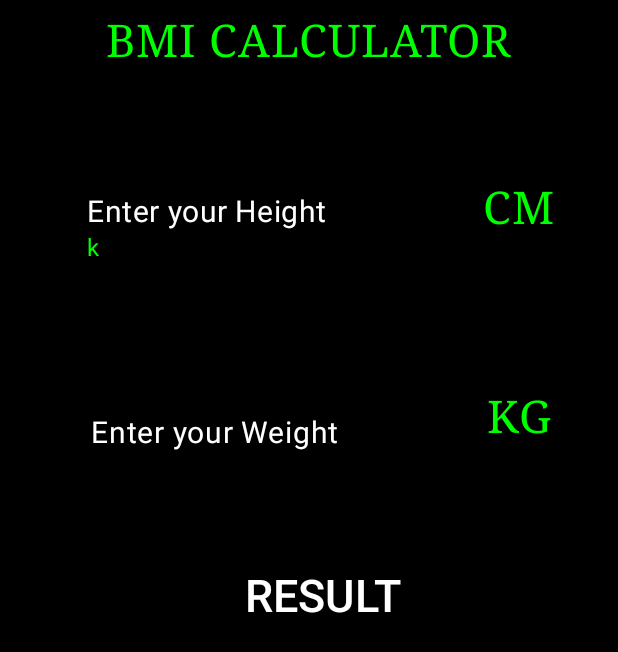
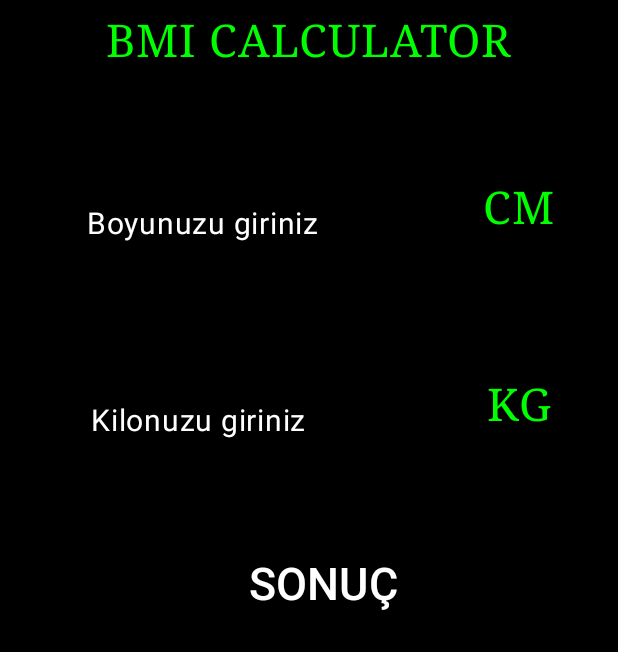
Before and after one commit to MuhammedAliYakisik/BMIApp, an Android app built with Jetpack Compose: the DetailScreen screen opened through its navigation route, on a phone screen of 412 x 824 dp. Shown: the top 652 px of the screen. Run offline under Robolectric (Android 15) with nearby library versions, the phone set to English and light mode, and no system bars.

Commit message:
Null Control and send arguments with navigation

```diff
--- a/app/src/main/java/com/example/bmiapp/MainActivity.kt
+++ b/app/src/main/java/com/example/bmiapp/MainActivity.kt
@@ -13,6 +13,7 @@ import androidx.compose.ui.Modifier
 import androidx.compose.ui.graphics.toArgb
 import androidx.compose.ui.tooling.preview.Preview
 import androidx.core.view.WindowCompat
+import androidx.navigation.NavGraph
 import com.example.bmiapp.Navigation.NavigatonGraph
 import com.example.bmiapp.ui.theme.BMIAppTheme
 
--- a/app/src/main/java/com/example/bmiapp/Navigation/NavGraph.kt
+++ b/app/src/main/java/com/example/bmiapp/Navigation/NavGraph.kt
@@ -1,13 +1,14 @@
 package com.example.bmiapp.Navigation
 
 import androidx.compose.runtime.Composable
+import androidx.navigation.NavType
 import androidx.navigation.compose.NavHost
 import androidx.navigation.compose.composable
 import androidx.navigation.compose.rememberNavController
+import androidx.navigation.navArgument
 import com.example.bmiapp.ResultScreen
 import com.example.bmiapp.Screens.DetailScreen
 import com.example.bmiapp.Screens.HomeScreen
-import kotlinx.coroutines.flow.combine
 
 @Composable
 fun NavigatonGraph(){
@@ -26,8 +27,18 @@ fun NavigatonGraph(){
 
         }
 
-        composable(route = "result"){
-            ResultScreen(navcontroller)
+        composable(route = "result/{height}/{weight}", arguments = listOf(
+            navArgument(name = "height"){
+            type = NavType.FloatType
+        },
+            navArgument(name = "weight"){
+                type = NavType.IntType
+            }
+
+
+        )){backstackentry ->
+
+            ResultScreen(Height = backstackentry.arguments?.getFloat("height"), Weight = backstackentry.arguments?.getInt("weight"), navController = navcontroller)
         }
 
     }
--- a/app/src/main/java/com/example/bmiapp/Screens/DetailScreen.kt
+++ b/app/src/main/java/com/example/bmiapp/Screens/DetailScreen.kt
@@ -2,7 +2,9 @@
 
 package com.example.bmiapp.Screens
 
+import android.content.Intent
 import android.icu.text.AlphabeticIndex.Bucket.LabelType
+import android.widget.Toast
 import androidx.compose.foundation.background
 import androidx.compose.foundation.layout.Arrangement
 import androidx.compose.foundation.layout.Column
@@ -31,10 +33,13 @@ import androidx.compose.ui.Modifier
 import androidx.compose.ui.graphics.Color
 import androidx.compose.ui.graphics.Color.Companion.Black
 import androidx.compose.ui.graphics.Color.Companion.Green
+import androidx.compose.ui.platform.LocalContext
 import androidx.compose.ui.platform.testTag
 import androidx.compose.ui.semantics.semantics
 import androidx.compose.ui.semantics.text
+import androidx.compose.ui.text.input.ImeAction
 import androidx.compose.ui.text.input.KeyboardCapitalization
+import androidx.compose.ui.text.input.KeyboardType
 import androidx.compose.ui.text.input.TextFieldValue
 import androidx.compose.ui.text.style.TextAlign
 import androidx.compose.ui.tooling.preview.Preview
@@ -45,10 +50,11 @@ import androidx.navigation.compose.rememberNavController
 
 @OptIn(ExperimentalMaterial3Api::class)
 @Composable
-fun DetailScreen(navcontroller: NavHostController) {
+fun DetailScreen( navcontroller: NavHostController) {
 
+    var HeightText by remember { mutableStateOf("") }
 
-
+    var WeightText by remember { mutableStateOf("") }
 
 
 
@@ -59,51 +65,53 @@ fun DetailScreen(navcontroller: NavHostController) {
 
         TitleText(text = "BMI CALCULATOR")
 
+
         Spacer(modifier = Modifier.padding( top = 75.dp))
 
         Row {
-            HeightTextField(label = "Enter your Height")
+
+            TextField(
+
+                colors = TextFieldDefaults.textFieldColors(
+                focusedIndicatorColor = Green,
+                unfocusedIndicatorColor = Color.Black,
+                containerColor = Black
+                ,textColor = Green),value = HeightText, onValueChange = { HeightText = it }, keyboardOptions = KeyboardOptions(keyboardType = KeyboardType.Decimal, imeAction = ImeAction.Next),label = { Text("Boyunuzu giriniz", color = Color.White, fontSize = 20.sp)})
+
+
             TitleText(text = "CM")
 
         }
         Spacer(modifier = Modifier.padding( top = 75.dp))
 
         Row {
-            WeightTextField(label = "Enter your Weight")
+            TextField(colors = TextFieldDefaults.textFieldColors(
+                focusedIndicatorColor = Green,
+                unfocusedIndicatorColor = Color.Black,
+                containerColor = Black
+                ,textColor = Green),value = WeightText, onValueChange = { WeightText = it }, keyboardOptions = KeyboardOptions(keyboardType = KeyboardType.Decimal, imeAction = ImeAction.Next),label = { Text("Kilonuzu giriniz",color = Color.White, fontSize = 20.sp)})
             TitleText(text = "KG")
 
         }
         Spacer(modifier = Modifier.padding( top = 55.dp))
-        TextButton(onClick = {  navcontroller.navigate("result") }, modifier = Modifier.padding(start = 20.dp)) {
-            Text(text = "RESULT", fontSize = 30.sp, color = Color.White )
 
+
+        val current = LocalContext.current
+        TextButton(onClick = {
+            if (HeightText.isBlank() || WeightText.isBlank()) {
+                Toast.makeText(current, "Lütfen boş alanları doldurunuz", Toast.LENGTH_SHORT).show()
+            } else {
+                navcontroller.navigate("result/$HeightText/$WeightText")
+            }
+        }, modifier = Modifier.padding(start = 20.dp)) {
+            Text(text = "SONUÇ", fontSize = 30.sp, color = Color.White)
         }
+
+
+
+
     }
 
 
 
 }
-
-//İF ELSE ŞEKLİNDE NULL OLUP OLMADIĞINI DA KONTROL ET
-
-@ExperimentalMaterial3Api
-@Composable
-fun HeightTextField(label:String) {
-    var HeightText by remember { mutableStateOf("k") }
-    TextField(colors = TextFieldDefaults.textFieldColors(
-        focusedIndicatorColor = Green,
-        unfocusedIndicatorColor = Color.Black,
-        containerColor = Black
-        ,textColor = Green),value = HeightText, onValueChange = { HeightText = it }, keyboardOptions = KeyboardOptions(capitalization = KeyboardCapitalization.Characters),label = { Text(label, color = Color.White, fontSize = 20.sp)})
-}
-
-@ExperimentalMaterial3Api
-@Composable
-fun WeightTextField(label:String) {
-    var WeightText by remember { mutableStateOf("") }
-    TextField(colors = TextFieldDefaults.textFieldColors(
-        focusedIndicatorColor = Green,
-        unfocusedIndicatorColor = Color.Black,
-        containerColor = Black
-        ,textColor = Green),value = WeightText, onValueChange = { WeightText = it }, keyboardOptions = KeyboardOptions(capitalization = KeyboardCapitalization.Characters),label = { Text(label,color = Color.White, fontSize = 20.sp)})
-}
--- a/app/src/main/java/com/example/bmiapp/Screens/HomeScreen.kt
+++ b/app/src/main/java/com/example/bmiapp/Screens/HomeScreen.kt
@@ -41,13 +41,13 @@ fun HomeScreen(navcontroller: NavHostController) {
 
         Row (){
             TextButton(onClick = { navcontroller.navigate(route = "detail")}) {
-                Text(text = "MALE", fontSize = 30.sp, color = Color.White )
+                Text(text = "ERKEK", fontSize = 30.sp, color = Color.White )
 
             }
             Spacer(modifier = Modifier.padding(20.dp))
 
             TextButton(onClick = { navcontroller.navigate("detail")  }, modifier = Modifier.padding(start = 20.dp)) {
-                Text(text = "FEMALE", fontSize = 30.sp, color = Color.White )
+                Text(text = "KADIN", fontSize = 30.sp, color = Color.White )
 
             }
         }
```
Also changed, not shown: app/src/main/java/com/example/bmiapp/ResultScreen.kt (+42 -30 lines).
